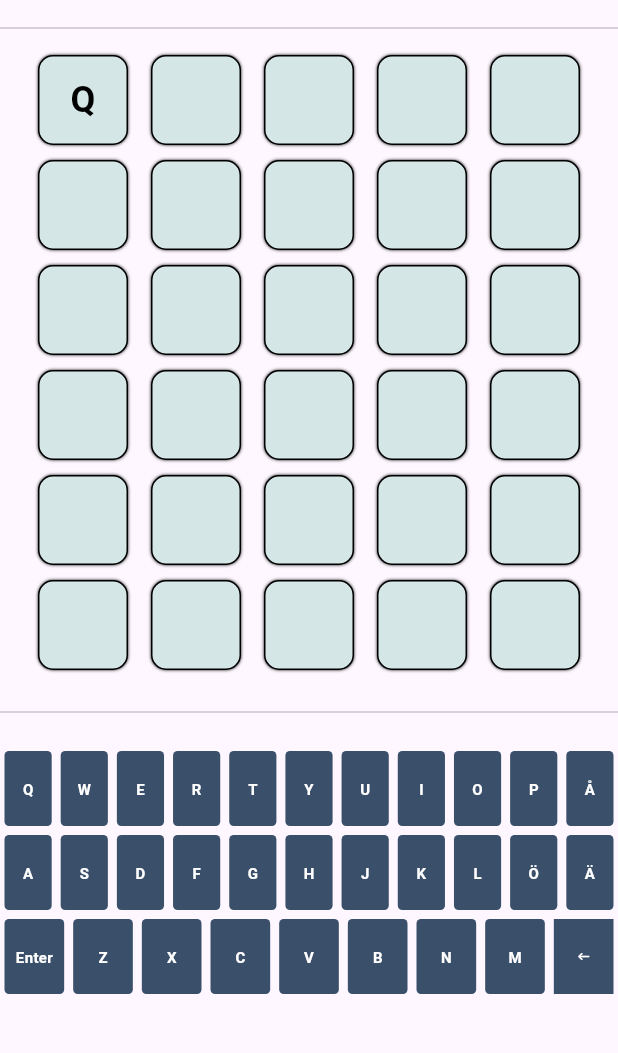
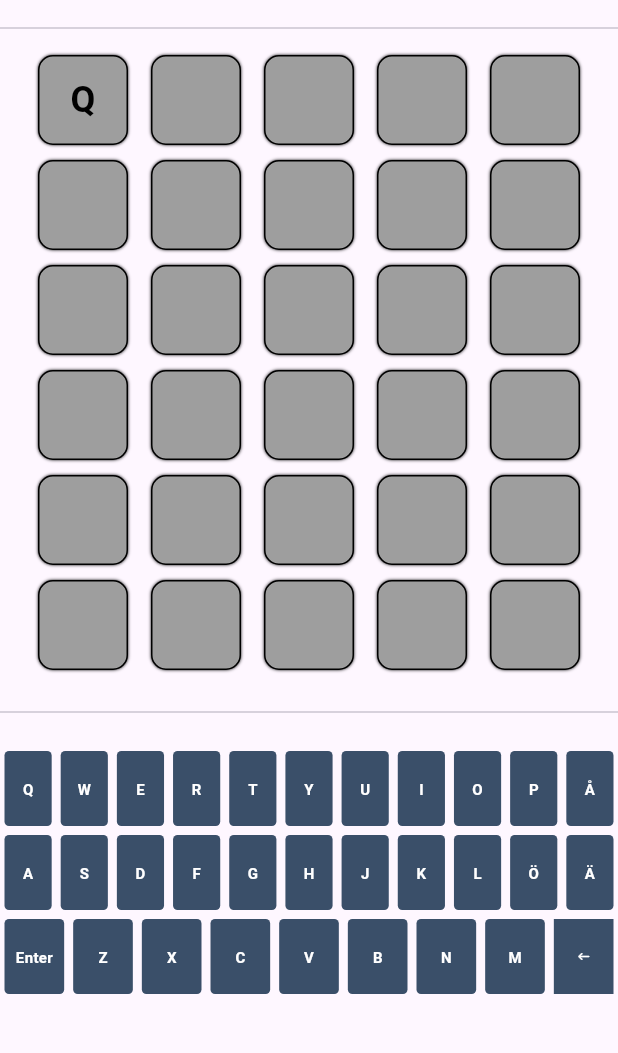
Before and after one commit to SimonJonsson1999/wordle, a Flutter app: the screen it shows after launch, after a tap on an icon or button, on a phone screen of 412 x 824 dp, the part 71-1124 px from its top. Run offline on Flutter 3.47's test engine with Material 3 defaults, Android fonts, the phone set to English and light mode, and no system bars.

Commit message:
Fixed bug with colors in grid and keyboard Added feature to remove letters that is guessed but incorrect

```diff
--- a/lib/helper.dart
+++ b/lib/helper.dart
@@ -1,10 +1,24 @@
 import 'package:flutter/material.dart';
+
+final int maxGuesses = 6;
+final int wordLength = 5;
 
 final List<List<String>> keys = [
   ['Q', 'W', 'E', 'R', 'T', 'Y', 'U', 'I', 'O', 'P', 'Å'],
   ['A', 'S', 'D', 'F', 'G', 'H', 'J', 'K', 'L', 'Ö', 'Ä'],
   ['Enter', 'Z', 'X', 'C', 'V', 'B', 'N', 'M', 'Backspace'],
 ];
+
+Map<String, Color> createKeyboardColorMap(List<List<String>> keys) {
+  Map<String, Color> colorMap = {};
+
+  for (var row in keys) {
+    for (var key in row) {
+      colorMap[key] = BoxColor.background.color;
+    }
+  }
+  return colorMap;
+}
 
 enum BoxColor {
   none,
@@ -18,7 +32,7 @@ extension BoxColorEnum on BoxColor {
   Color get color {
     switch (this) {
       case BoxColor.none:
-        return Color(0xffd5e6e7);
+        return Colors.grey;
       case BoxColor.green:
         return Color(0xff138204);
       case BoxColor.red:
--- a/lib/wordle/widgets/grid.dart
+++ b/lib/wordle/widgets/grid.dart
@@ -14,7 +14,7 @@ class WordleGrid extends StatelessWidget {
       padding: const EdgeInsets.symmetric(vertical: 10, horizontal: 10),
       child: Column(
           mainAxisAlignment: MainAxisAlignment.spaceBetween,
-          children: List.generate(6, (index) {
+          children: List.generate(maxGuesses, (index) {
             return WordleRow(
               guesses: guesses,
               row: index,
@@ -42,43 +42,15 @@ class WordleRow extends StatelessWidget {
       child: Row(
         mainAxisAlignment: MainAxisAlignment.spaceEvenly,
         mainAxisSize: MainAxisSize.max,
-        children: List.generate(5, (index) {
+        children: List.generate(wordLength, (index) {
           String? letter = index < letters.length ? letters[index] : null;
           Color boxColor =
               (index < colors.length) ? colors[index] : BoxColor.none.color;
-          return WordleBox(
-              letter: letter, boxColor: boxColor //guesses[row].colors[index],
-              );
+          return WordleBox(letter: letter, boxColor: boxColor);
         }),
       ),
     );
   }
-
-//   Color _getColor(
-//     String? letter,
-//     String correctWord,
-//     List<Guess> guesses,
-//     int prevGuessIndex,
-//     int row,
-//   ) {
-//     Color color = BoxColor.none.color;
-//     if (letter == null || letter.isEmpty || prevGuessIndex != row) {
-//       return color;
-//     }
-
-//     List<String> currentGuess = guesses[prevGuessIndex];
-//     int index = currentGuess.indexOf(letter);
-
-//     if (index != -1) {
-//       if (letter == correctWord[index]) {
-//         color = BoxColor.green.color;
-//       } else if (correctWord.contains(letter)) {
-//         color = BoxColor.yellow.color;
-//       }
-//     }
-
-//     return color;
-//   }
 }
 
 class WordleBox extends StatelessWidget {
--- a/lib/wordle/widgets/keyboard.dart
+++ b/lib/wordle/widgets/keyboard.dart
@@ -2,6 +2,7 @@ import 'package:flutter/material.dart';
 import 'package:wordle_clone/helper.dart';
 
 class WordleKeyboard extends StatelessWidget {
+  final Map<String, Color> keyboardStatus;
   final int currentGuess;
   final String correctWord;
   final List<List<String>> keyboardButtons;
@@ -14,6 +15,7 @@ class WordleKeyboard extends StatelessWidget {
     required this.correctWord,
     required this.currentGuess,
     required this.onKeyTap,
+    required this.keyboardStatus,
   });
 
   @override
@@ -32,6 +34,7 @@ class WordleKeyboard extends StatelessWidget {
                   child: Padding(
                     padding: const EdgeInsets.all(3),
                     child: KeyboardButton(
+                      keyboardStatus: keyboardStatus,
                       keyboardKey: key,
                       correctWord: correctWord,
                       guesses: guesses,
@@ -50,6 +53,7 @@ class WordleKeyboard extends StatelessWidget {
 }
 
 class KeyboardButton extends StatelessWidget {
+  final Map<String, Color> keyboardStatus;
   final int currentGuess;
   final List<Guess> guesses;
   final String correctWord;
@@ -63,6 +67,7 @@ class KeyboardButton extends StatelessWidget {
     required this.guesses,
     required this.currentGuess,
     required this.onKeyTap,
+    required this.keyboardStatus,
   });
 
   @override
@@ -84,10 +89,13 @@ class KeyboardButton extends StatelessWidget {
       );
     }
 
-    ColorPair colorPair =
-        _getColor(keyboardKey, correctWord, guesses, currentGuess);
-    Color boxColor = colorPair.firstColor;
-    Color textColor = colorPair.secondColor;
+    Color boxColor = keyboardStatus[keyboardKey] ?? BoxColor.background.color;
+    Color textColor = Colors.black;
+    if (boxColor == Colors.transparent) {
+      textColor = Colors.transparent;
+    } else if (boxColor == BoxColor.background.color) {
+      textColor = Colors.white;
+    }
 
     return GestureDetector(
       onTap: () => onKeyTap(keyboardKey),
@@ -111,28 +119,31 @@ class KeyboardButton extends StatelessWidget {
     );
   }
 
-  ColorPair _getColor(String? letter, String correctWord, List<Guess> guesses,
-      int currentGuessIndex) {
-    Color boxColor = BoxColor.background.color;
-    Color textColor = Colors.white;
-    if (letter == null || letter.isEmpty) {
-      return ColorPair(boxColor, textColor);
-    }
+  // ColorPair _getColor(String? letter, String correctWord, List<Guess> guesses,
+  //     int currentGuessIndex) {
+  //   Color boxColor = BoxColor.background.color;
+  //   Color textColor = Colors.white;
 
-    for (int i = 0; i < currentGuessIndex; i++) {
-      List<String> currentGuess = guesses[i].letters;
-      int index = currentGuess.indexOf(letter);
-      if ((index != -1) && (i != currentGuessIndex)) {
-        if (letter == correctWord[index]) {
-          boxColor = BoxColor.green.color;
-          textColor = Colors.black;
-          return ColorPair(boxColor, textColor);
-        } else if (correctWord.contains(letter)) {
-          boxColor = BoxColor.yellow.color;
-          textColor = Colors.black;
-        }
-      }
-    }
-    return ColorPair(boxColor, textColor);
-  }
+  //   if (letter == null || letter.isEmpty) {
+  //     return ColorPair(boxColor, textColor);
+  //   }
+  //   for (int i = 0; i < guesses.length; i++) {
+  //     List<String> currentGuess = guesses[i].letters;
+  //     int index = currentGuess.indexOf(letter);
+  //     if ((index != -1) && (i != currentGuessIndex)) {
+  //       if (letter == correctWord[index]) {
+  //         boxColor = BoxColor.green.color;
+  //         textColor = Colors.black;
+  //         return ColorPair(boxColor, textColor);
+  //       } else if (correctWord.contains(letter)) {
+  //         boxColor = BoxColor.yellow.color;
+  //         textColor = Colors.black;
+  //       } else {
+  //         boxColor = Colors.transparent;
+  //         textColor = Colors.transparent;
+  //       }
+  //     }
+  //   }
+  //   return ColorPair(boxColor, textColor);
+  // }
 }
--- a/lib/wordle/wordle.dart
+++ b/lib/wordle/wordle.dart
@@ -14,9 +14,9 @@ class WordlePage extends StatefulWidget {
 class _WordlePageState extends State<WordlePage> {
   final String correctWord = "WORLD";
   final List<Guess> guesses =
-      List.generate(6, (_) => Guess(letters: [], colors: []));
+      List.generate(maxGuesses, (_) => Guess(letters: [], colors: []));
   int currentGuess = 0;
-  bool isGuessSubmitted = false;
+  Map<String, Color> keyboardStatus = createKeyboardColorMap(keys);
 
   @override
   Widget build(BuildContext context) {
@@ -30,6 +30,7 @@ class _WordlePageState extends State<WordlePage> {
           ),
           Divider(),
           WordleKeyboard(
+            keyboardStatus: keyboardStatus,
             keyboardButtons: keys,
             guesses: guesses,
             correctWord: correctWord,
@@ -42,36 +43,43 @@ class _WordlePageState extends State<WordlePage> {
   }
 
   void updateGuessColors() {
-    for (int i = 0; i < 5; i++) {
+    for (int i = 0; i < wordLength; i++) {
       String letter = guesses[currentGuess].letters[i];
       if (letter == correctWord[i]) {
         guesses[currentGuess].colors[i] = BoxColor.green.color;
+        keyboardStatus[letter] = BoxColor.green.color;
       } else if (correctWord.contains(letter)) {
         guesses[currentGuess].colors[i] = BoxColor.yellow.color;
+        if (keyboardStatus[letter] != BoxColor.green.color) {
+          keyboardStatus[letter] = BoxColor.yellow.color;
+        }
       } else {
         guesses[currentGuess].colors[i] = BoxColor.none.color;
+        if (keyboardStatus[letter] == BoxColor.background.color) {
+          keyboardStatus[letter] = Colors.transparent;
+        }
       }
     }
   }
 
   void updateGuess(String letter) {
     setState(() {
-      if ((guesses[currentGuess].letters.length == 5) && (letter == 'Enter')) {
+      if (currentGuess < maxGuesses) {
+        if ((guesses[currentGuess].letters.length == wordLength) &&
+            (letter == 'Enter')) {
           updateGuessColors();
           currentGuess += 1;
-        isGuessSubmitted = true;
         }
-      if ((guesses[currentGuess].letters.length < 5) &&
+        if ((guesses[currentGuess].letters.length < wordLength) &&
             (letter != 'Backspace') &&
             (letter != 'Enter')) {
           guesses[currentGuess].letters.add(letter);
           guesses[currentGuess].colors.add(BoxColor.none.color);
-        isGuessSubmitted = false;
         } else if ((guesses[currentGuess].letters.isNotEmpty) &&
             (letter == 'Backspace')) {
           guesses[currentGuess].letters.removeLast();
           guesses[currentGuess].colors.removeLast();
-        isGuessSubmitted = false;
+        }
       }
     });
   }
```
Lines whose indentation alone changed are shown as unchanged.
